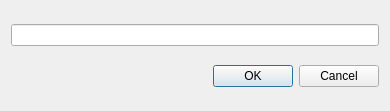
The window that EZbudget/updatebudgetdialog.ui (IvanInandan/EZBudget) describes before a commit, drawn with Qt 5.
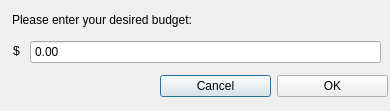
The same window after the commit.

The edit to the form file:
```diff
--- a/EZbudget/updatebudgetdialog.ui
+++ b/EZbudget/updatebudgetdialog.ui
@@ -13,18 +13,77 @@
   <property name="windowTitle">
    <string>Dialog</string>
   </property>
-  <layout class="QVBoxLayout" name="verticalLayout">
-   <item>
-    <widget class="QLineEdit" name="lineEdit"/>
-   </item>
-   <item>
-    <widget class="QDialogButtonBox" name="buttonBox">
-     <property name="standardButtons">
-      <set>QDialogButtonBox::Cancel|QDialogButtonBox::Ok</set>
-     </property>
-    </widget>
-   </item>
-  </layout>
+  <widget class="QLabel" name="label">
+   <property name="geometry">
+    <rect>
+     <x>12</x>
+     <y>12</y>
+     <width>205</width>
+     <height>16</height>
+    </rect>
+   </property>
+   <property name="text">
+    <string>Please enter your desired budget:</string>
+   </property>
+  </widget>
+  <widget class="QLabel" name="label_2">
+   <property name="geometry">
+    <rect>
+     <x>13</x>
+     <y>43</y>
+     <width>16</width>
+     <height>16</height>
+    </rect>
+   </property>
+   <property name="text">
+    <string>$</string>
+   </property>
+  </widget>
+  <widget class="QWidget" name="">
+   <property name="geometry">
+    <rect>
+     <x>160</x>
+     <y>70</y>
+     <width>228</width>
+     <height>32</height>
+    </rect>
+   </property>
+   <layout class="QHBoxLayout" name="horizontalLayout_2">
+    <item>
+     <widget class="QPushButton" name="cancelButton">
+      <property name="text">
+       <string>Cancel</string>
+      </property>
+     </widget>
+    </item>
+    <item>
+     <widget class="QPushButton" name="okButton">
+      <property name="text">
+       <string>OK</string>
+      </property>
+     </widget>
+    </item>
+   </layout>
+  </widget>
+  <widget class="QDoubleSpinBox" name="budgetEntered">
+   <property name="geometry">
+    <rect>
+     <x>30</x>
+     <y>40</y>
+     <width>351</width>
+     <height>24</height>
+    </rect>
+   </property>
+   <property name="autoFillBackground">
+    <bool>false</bool>
+   </property>
+   <property name="buttonSymbols">
+    <enum>QAbstractSpinBox::NoButtons</enum>
+   </property>
+   <property name="maximum">
+    <double>100000000000000000620008645040778319495168.000000000000000</double>
+   </property>
+  </widget>
  </widget>
  <resources/>
  <connections/>
```
